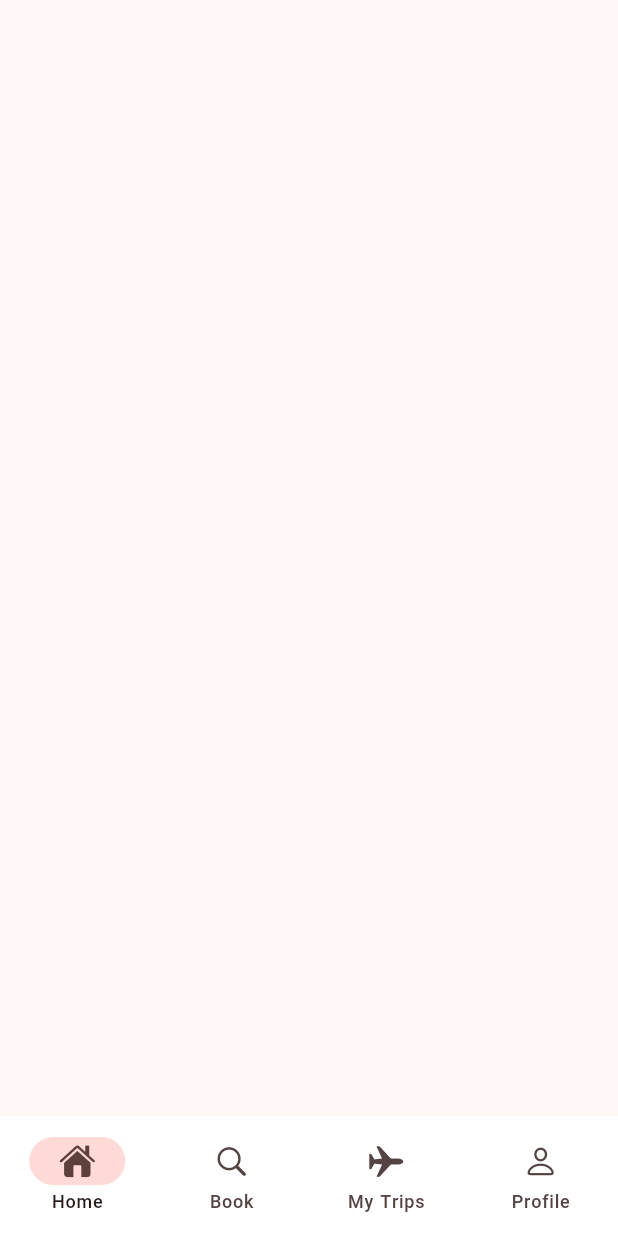
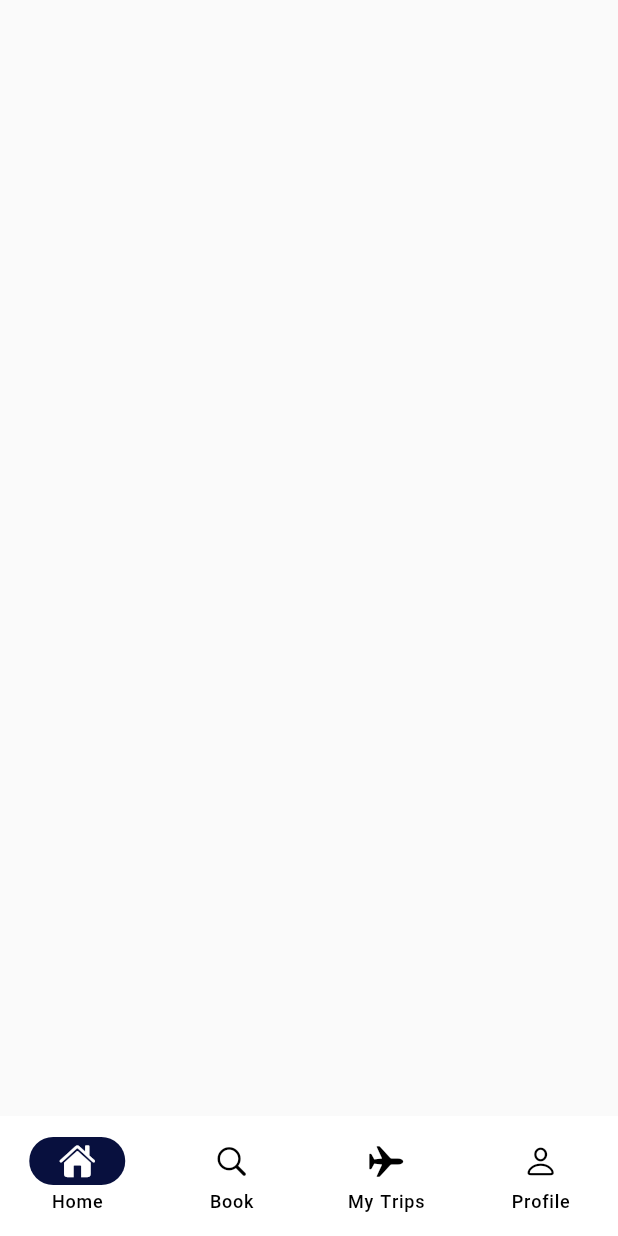
Before and after one commit to AmirhosseinSoleimani/ava_airline, a Flutter app: the screen it shows after launch, on a phone screen of 412 x 824 dp. Run offline on Flutter 3.47's test engine with Material 3 defaults, Android fonts, the light colour scheme and no system bars; our stand-ins replace equatable, flutter_bloc, flutter_spinkit, flutter_svg, go_router; generated files the repository leaves out were written again.

Commit message:
fix bug in color theme

```diff
--- a/lib/src/features/home/presentation/pages/web/components/header/navbar_component.dart
+++ b/lib/src/features/home/presentation/pages/web/components/header/navbar_component.dart
@@ -33,26 +33,26 @@ class NavbarComponent extends StatelessWidget {
                   onTap: () {
                   },
                   title: 'ورود/ثبت نام',
-                  style: Theme.of(context).textTheme.bodyMedium?.copyWith(color: Theme.of(context).colorScheme.secondary),
+                  style: Theme.of(context).textTheme.bodyMedium?.copyWith(color: Theme.of(context).colorScheme.onPrimary),
                   borderRadius: AppSize.s8,
                   backgroundColor: ColorDarkThemeManager.transparent,
-                  borderColor: Theme.of(context).colorScheme.secondary,
+                  borderColor: Theme.of(context).colorScheme.onPrimary,
                 ),
                 Space.w8,
                 Padding(
                   padding: const EdgeInsets.symmetric(vertical: AppPadding.p16),
                   child: VerticalDivider(
                     thickness: AppSize.s1,
-                    color: Theme.of(context).colorScheme.secondary,
+                    color: Theme.of(context).colorScheme.onPrimary,
                     width: AppSize.s1,
                   ),
                 ),
                 Space.w8,
-                SvgPicture.asset(SvgManager.earthSvg,colorFilter: ColorFilter.mode(Theme.of(context).colorScheme.secondary, BlendMode.srcIn), semanticsLabel: 'Ava Airlines', width: AppSize.s42,),
+                SvgPicture.asset(SvgManager.earthSvg,colorFilter: ColorFilter.mode(Theme.of(context).colorScheme.onPrimary, BlendMode.srcIn), semanticsLabel: 'Ava Airlines', width: AppSize.s42,),
                 Space.w4,
                 Text(
                   'فا',
-                  style: Theme.of(context).textTheme.bodyMedium?.copyWith(color: Theme.of(context).colorScheme.secondary),
+                  style: Theme.of(context).textTheme.bodyMedium?.copyWith(color: Theme.of(context).colorScheme.onPrimary),
                 )
               ],
             ),
--- a/lib/src/features/home/presentation/pages/web/components/header/widgets/navbar_items_widget.dart
+++ b/lib/src/features/home/presentation/pages/web/components/header/widgets/navbar_items_widget.dart
@@ -42,7 +42,7 @@ class NavbarItemsState extends State<NavbarItems> {
             style: Theme.of(context)
                 .textTheme
                 .titleMedium
-                ?.copyWith(color: Theme.of(context).colorScheme.secondary)),
+                ?.copyWith(color: Theme.of(context).colorScheme.onPrimary)),
       ),
     );
   }
@@ -117,7 +117,7 @@ void showModalFromTop(BuildContext context, int? selectedIndex) {
               color: ColorLightThemeManager.transparent,
               height: AppSize.s300,
               child: Material(
-                color: ColorLightThemeManager.whiteColor,
+                color: Theme.of(context).colorScheme.onPrimary,
                 child: Padding(
                   padding: const EdgeInsets.all(AppPadding.p16),
                   child: Column(
@@ -139,7 +139,7 @@ void showModalFromTop(BuildContext context, int? selectedIndex) {
                                       semanticsLabel: 'Ava Airlines',
                                       width: AppSize.s100,
                                       colorFilter: ColorFilter.mode(
-                                          Theme.of(context).colorScheme.error,
+                                          Theme.of(context).colorScheme.primary,
                                           BlendMode.srcIn)),
                                 ),
                                 Row(
@@ -170,9 +170,7 @@ void showModalFromTop(BuildContext context, int? selectedIndex) {
                                               Container(
                                                 height: AppSize.s2,
                                                 width: AppSize.s60,
-                                                color: Theme.of(context)
-                                                    .colorScheme
-                                                    .error,
+                                                color: Theme.of(context).colorScheme.primary,
                                               ),
                                           ],
                                         ),
@@ -224,7 +222,7 @@ void showModalFromTop(BuildContext context, int? selectedIndex) {
                                       ?.copyWith(
                                           color: Theme.of(context)
                                               .colorScheme
-                                              .secondary),
+                                              .onSurface),
                                 )
                               ],
                             ),
--- a/lib/src/features/home/presentation/pages/web/home_page_web.dart
+++ b/lib/src/features/home/presentation/pages/web/home_page_web.dart
@@ -73,7 +73,7 @@ class _HomePageWebState extends State<HomePageWeb> {
     return Scaffold(
       key: scaffoldKey,
       drawer: Drawer(
-        backgroundColor: Theme.of(context).colorScheme.secondary,
+        backgroundColor: Theme.of(context).colorScheme.onSecondary,
         child: SingleChildScrollView(
           child: Column(
             mainAxisAlignment: MainAxisAlignment.spaceBetween,
@@ -109,7 +109,7 @@ class _HomePageWebState extends State<HomePageWeb> {
                       String key = entry.value.keys.first;
                       List<String> values = entry.value.values.first;
                       return ExpansionPanel(
-                        backgroundColor: Theme.of(context).colorScheme.secondary,
+                        backgroundColor: Theme.of(context).colorScheme.onSecondary,
                         headerBuilder: (BuildContext context, bool isExpanded) {
                           return ListTile(
                             title: Text(key),
@@ -183,7 +183,7 @@ class _HomePageWebState extends State<HomePageWeb> {
             child: Padding(
               padding: const EdgeInsets.all(AppPadding.p16),
               child: Row(
-                mainAxisAlignment: MainAxisAlignment.spaceBetween,
+                mainAxisAlignment: (locale == 'en') ? MainAxisAlignment.start : MainAxisAlignment.end,
                 children: [
                   if (locale == 'en')
                     InkWell(
@@ -193,10 +193,11 @@ class _HomePageWebState extends State<HomePageWeb> {
                       child: Icon(
                         IconManager.density,
                         size: AppSize.s24,
-                        color: Theme.of(context).colorScheme.secondary,
+                        color: Theme.of(context).colorScheme.onSecondary,
                       ),
                     ),
                   SvgPicture.asset(SvgManager.avaAirLineLogoSvg, width: AppSize.s60, height: AppSize.s60,),
+                  Space.w16,
                   if (locale != 'en')
                     InkWell(
                       onTap: () {
@@ -205,7 +206,7 @@ class _HomePageWebState extends State<HomePageWeb> {
                       child: Icon(
                         IconManager.density,
                         size: AppSize.s24,
-                        color: Theme.of(context).colorScheme.secondary,
+                        color: Theme.of(context).colorScheme.onSecondary,
                       ),
                     ),
                 ],
--- a/lib/src/shared/resources/color_manager.dart
+++ b/lib/src/shared/resources/color_manager.dart
@@ -2,34 +2,12 @@ import 'package:ava_airline/src/shared/extensions/color_extensions.dart';
 import 'package:flutter/material.dart';
 
 class ColorLightThemeManager {
-  static Color primary = HexColor.fromHex('#176E6E');
-  static Color purple = HexColor.fromHex('#6463D6');
-  static Color backGroundColor = HexColor.fromHex('#f2f2f2');
-  static Color redColor = HexColor.fromHex('#e0001e');
-  static Color redLight = HexColor.fromHex('#f52743');
-
-  static Color grey = HexColor.fromHex('#ebeff0');
-  static Color greyStrong = HexColor.fromHex('#272625');
-  static Color greyMedium = HexColor.fromHex('#9D9995');
-
-  static Color whiteColor = HexColor.fromHex('#ffffff');
-
-  static Color appBarColor = HexColor.fromHex('#F2F2F2');
-
-  static Color colorBlack = HexColor.fromHex('#1E1B18');
-  static Color colorGreyBox = HexColor.fromHex('#F0F2F5');
-  static Color colorHoloGreyPrimary = HexColor.fromHex('#2E3D3D');
-
-  static Color redLight2 = HexColor.fromHex('#fdf6f8');
-
-  static Color green = HexColor.fromHex('#1c8139');
-  static Color greenLight = HexColor.fromHex('#93ffd9');
-  static Color greenLight2 = HexColor.fromHex('#f4fefa');
-
-  static Color blue = HexColor.fromHex('#1b8afd');
-  static Color lightBlue = HexColor.fromHex('#7fbdff');
-  static Color lightBlue2 = HexColor.fromHex('#b6d8ff');
-
+  static Color primary = HexColor.fromHex('#e0001e');
+  static Color secondary = HexColor.fromHex('#08103e');
+  static Color backGroundColor = Colors.grey.shade50;
+  static Color red = Colors.red;
+  static Color white = Colors.white;
+  static Color black = Colors.black;
   static Color transparent = Colors.transparent;
 }
 
--- a/lib/src/shared/resources/theme/app_theme_data.dart
+++ b/lib/src/shared/resources/theme/app_theme_data.dart
@@ -12,33 +12,42 @@ class LightAppThemeData extends AppThemeData {
       useMaterial3: true,
       brightness: Brightness.light,
 
-      primaryColor: ColorLightThemeManager.transparent,
-      cardColor: ColorLightThemeManager.lightBlue,
-      indicatorColor: ColorLightThemeManager.primary,
+      colorScheme: ColorScheme(
+        primary: ColorLightThemeManager.primary,
+        onPrimary: ColorLightThemeManager.white,
 
-      colorScheme:ColorScheme.fromSeed(seedColor: ColorLightThemeManager.redColor),
+        secondary: ColorLightThemeManager.secondary,
+        onSecondary: ColorLightThemeManager.white,
 
+        error: ColorLightThemeManager.red,
+        onError: ColorLightThemeManager.white,
+
+        surface: ColorLightThemeManager.backGroundColor,
+        onSurface: ColorLightThemeManager.black,
+
+        brightness: Brightness.light,
+      ),
 
       textTheme: TextTheme(
-        headlineLarge: getBoldStyle(fontSize: AppSize.s24, color: ColorLightThemeManager.colorBlack),
-        headlineMedium: getSemiBoldStyle(fontSize: AppSize.s24, color: ColorLightThemeManager.colorBlack),
-        headlineSmall: getRegularStyle(fontSize: AppSize.s24, color: ColorLightThemeManager.colorBlack),
+        headlineLarge: getBoldStyle(fontSize: AppSize.s24, color: ColorLightThemeManager.black),
+        headlineMedium: getSemiBoldStyle(fontSize: AppSize.s24, color: ColorLightThemeManager.black),
+        headlineSmall: getRegularStyle(fontSize: AppSize.s24, color: ColorLightThemeManager.black),
 
-        titleLarge: getBoldStyle(fontSize: AppSize.s18, color: ColorLightThemeManager.colorBlack),
-        titleMedium: getSemiBoldStyle(fontSize: AppSize.s18, color: ColorLightThemeManager.colorBlack),
-        titleSmall: getRegularStyle(fontSize: AppSize.s18, color: ColorLightThemeManager.colorBlack),
+        titleLarge: getBoldStyle(fontSize: AppSize.s18, color: ColorLightThemeManager.black),
+        titleMedium: getSemiBoldStyle(fontSize: AppSize.s18, color: ColorLightThemeManager.black),
+        titleSmall: getRegularStyle(fontSize: AppSize.s18, color: ColorLightThemeManager.black),
 
-        displayLarge: getBoldStyle(fontSize: AppSize.s16, color: ColorLightThemeManager.colorBlack),
-        displayMedium: getSemiBoldStyle(fontSize: AppSize.s16, color: ColorLightThemeManager.colorBlack),
-        displaySmall: getRegularStyle(fontSize: AppSize.s16, color: ColorLightThemeManager.colorBlack),
+        displayLarge: getBoldStyle(fontSize: AppSize.s16, color: ColorLightThemeManager.black),
+        displayMedium: getSemiBoldStyle(fontSize: AppSize.s16, color: ColorLightThemeManager.black),
+        displaySmall: getRegularStyle(fontSize: AppSize.s16, color: ColorLightThemeManager.black),
 
-        bodyLarge: getBoldStyle(fontSize: AppSize.s14, color: ColorLightThemeManager.colorBlack),
-        bodyMedium: getSemiBoldStyle(fontSize: AppSize.s14, color: ColorLightThemeManager.colorBlack),
-        bodySmall: getRegularStyle(fontSize: AppSize.s14, color: ColorLightThemeManager.colorBlack),
+        bodyLarge: getBoldStyle(fontSize: AppSize.s14, color: ColorLightThemeManager.black),
+        bodyMedium: getSemiBoldStyle(fontSize: AppSize.s14, color: ColorLightThemeManager.black),
+        bodySmall: getRegularStyle(fontSize: AppSize.s14, color: ColorLightThemeManager.black),
 
-        labelLarge: getBoldStyle(fontSize: AppSize.s12, color: ColorLightThemeManager.colorBlack),
-        labelMedium: getSemiBoldStyle(fontSize: AppSize.s12, color: ColorLightThemeManager.colorBlack),
-        labelSmall: getRegularStyle(fontSize: AppSize.s12, color: ColorLightThemeManager.colorBlack),
+        labelLarge: getBoldStyle(fontSize: AppSize.s12, color: ColorLightThemeManager.black),
+        labelMedium: getSemiBoldStyle(fontSize: AppSize.s12, color: ColorLightThemeManager.black),
+        labelSmall: getRegularStyle(fontSize: AppSize.s12, color: ColorLightThemeManager.black),
       ).apply(fontFamily: FontConstants.fontFamily)
   );
 }
@@ -51,47 +60,26 @@ class DarkAppThemeData extends AppThemeData{
     useMaterial3: true,
     brightness: Brightness.light,
 
-      colorScheme: ColorScheme(
-        primary: ColorLightThemeManager.blue,
-        onPrimary: ColorLightThemeManager.lightBlue,
+      textTheme: TextTheme(
+        headlineLarge: getBoldStyle(fontSize: AppSize.s24, color: ColorLightThemeManager.white),
+        headlineMedium: getSemiBoldStyle(fontSize: AppSize.s24, color: ColorLightThemeManager.white),
+        headlineSmall: getRegularStyle(fontSize: AppSize.s24, color: ColorLightThemeManager.white),
 
-        secondary: Colors.white70,
-        onSecondary: Colors.white60,
+        titleLarge: getBoldStyle(fontSize: AppSize.s18, color: ColorLightThemeManager.white),
+        titleMedium: getSemiBoldStyle(fontSize: AppSize.s18, color: ColorLightThemeManager.white),
+        titleSmall: getRegularStyle(fontSize: AppSize.s18, color: ColorLightThemeManager.white),
 
-        error: ColorLightThemeManager.redColor,
-        onError: ColorLightThemeManager.redLight,
+        displayLarge: getBoldStyle(fontSize: AppSize.s16, color: ColorLightThemeManager.white),
+        displayMedium: getSemiBoldStyle(fontSize: AppSize.s16, color: ColorLightThemeManager.white),
+        displaySmall: getRegularStyle(fontSize: AppSize.s16, color: ColorLightThemeManager.white),
 
-        surface: ColorLightThemeManager.colorBlack,
-        onSurface: ColorLightThemeManager.colorHoloGreyPrimary,
+        bodyLarge: getBoldStyle(fontSize: AppSize.s14, color: ColorLightThemeManager.white),
+        bodyMedium: getSemiBoldStyle(fontSize: AppSize.s14, color: ColorLightThemeManager.white),
+        bodySmall: getRegularStyle(fontSize: AppSize.s14, color: ColorLightThemeManager.white),
 
-        tertiary: ColorLightThemeManager.colorBlack,
-
-        surfaceContainer: ColorLightThemeManager.lightBlue2,
-        secondaryContainer: Colors.white60,
-
-        brightness: Brightness.light,
-      ),
-
-      textTheme: TextTheme(
-        headlineLarge: getBoldStyle(fontSize: AppSize.s24, color: ColorLightThemeManager.whiteColor),
-        headlineMedium: getSemiBoldStyle(fontSize: AppSize.s24, color: ColorLightThemeManager.whiteColor),
-        headlineSmall: getRegularStyle(fontSize: AppSize.s24, color: ColorLightThemeManager.whiteColor),
-
-        titleLarge: getBoldStyle(fontSize: AppSize.s18, color: ColorLightThemeManager.whiteColor),
-        titleMedium: getSemiBoldStyle(fontSize: AppSize.s18, color: ColorLightThemeManager.whiteColor),
-        titleSmall: getRegularStyle(fontSize: AppSize.s18, color: ColorLightThemeManager.whiteColor),
-
-        displayLarge: getBoldStyle(fontSize: AppSize.s16, color: ColorLightThemeManager.whiteColor),
-        displayMedium: getSemiBoldStyle(fontSize: AppSize.s16, color: ColorLightThemeManager.whiteColor),
-        displaySmall: getRegularStyle(fontSize: AppSize.s16, color: ColorLightThemeManager.whiteColor),
-
-        bodyLarge: getBoldStyle(fontSize: AppSize.s14, color: ColorLightThemeManager.whiteColor),
-        bodyMedium: getSemiBoldStyle(fontSize: AppSize.s14, color: ColorLightThemeManager.whiteColor),
-        bodySmall: getRegularStyle(fontSize: AppSize.s14, color: ColorLightThemeManager.whiteColor),
-
-        labelLarge: getBoldStyle(fontSize: AppSize.s12, color: ColorLightThemeManager.whiteColor),
-        labelMedium: getSemiBoldStyle(fontSize: AppSize.s12, color: ColorLightThemeManager.whiteColor),
-        labelSmall: getRegularStyle(fontSize: AppSize.s12, color: ColorLightThemeManager.whiteColor),
+        labelLarge: getBoldStyle(fontSize: AppSize.s12, color: ColorLightThemeManager.white),
+        labelMedium: getSemiBoldStyle(fontSize: AppSize.s12, color: ColorLightThemeManager.white),
+        labelSmall: getRegularStyle(fontSize: AppSize.s12, color: ColorLightThemeManager.white),
       ).apply(fontFamily: FontConstants.fontFamily)
   );
 }
```
